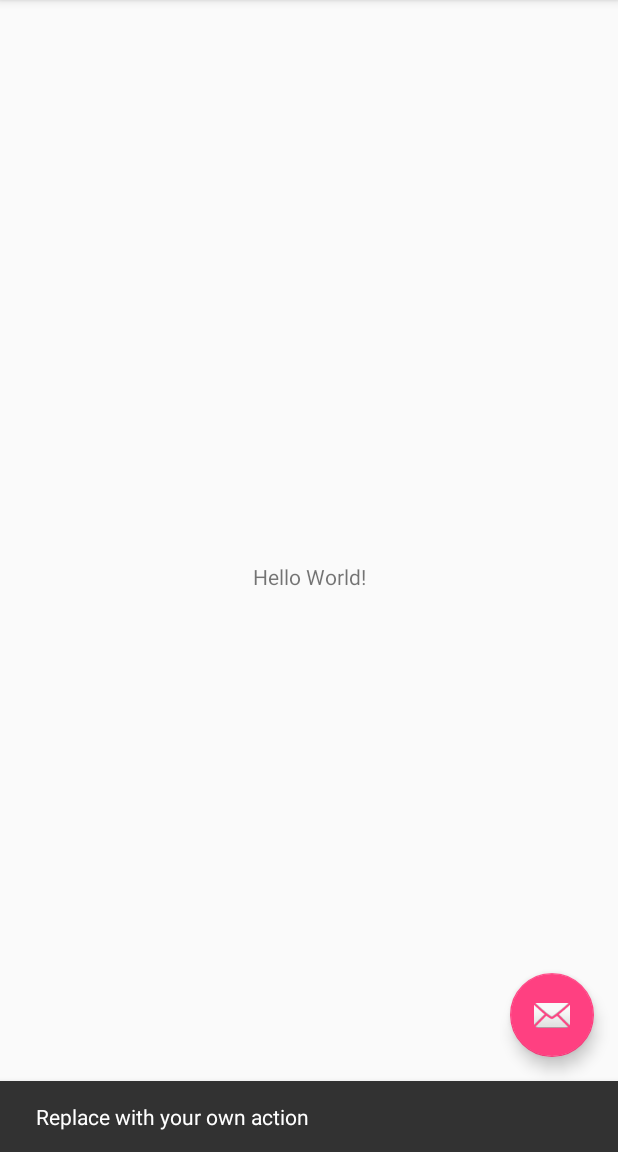
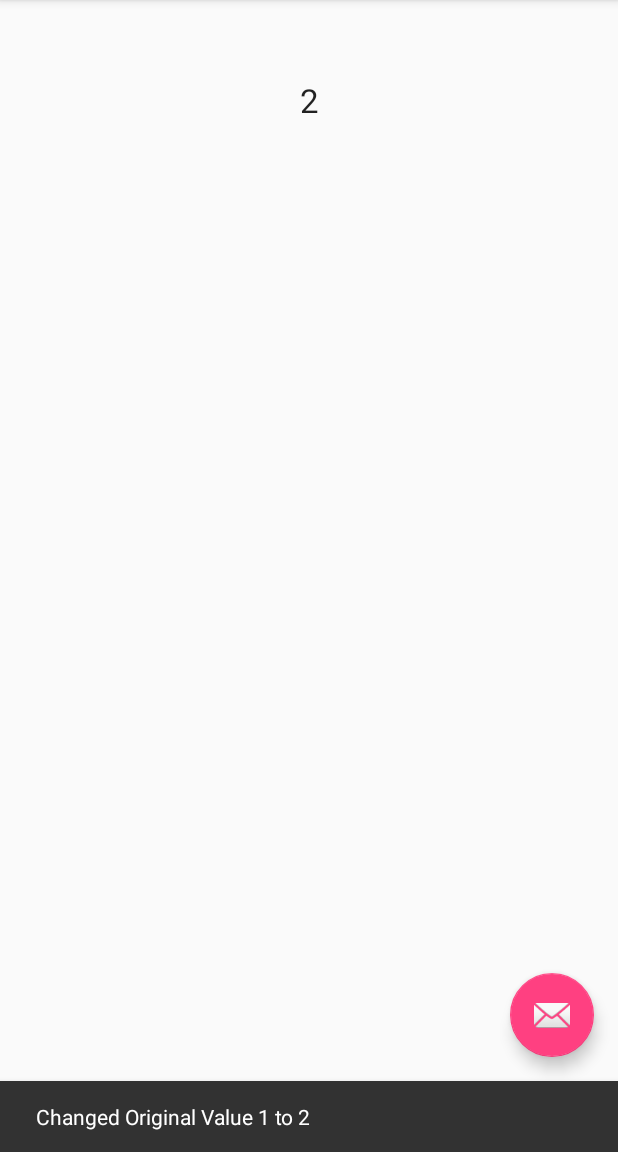
Before and after one commit to rbgautam/AndroidProgramming, an Android app: the screen it shows after launch (MainActivity), after a tap on an icon or button, on a phone screen of 412 x 824 dp, the part 84-1236 px from its top. Run offline under Robolectric (Android 15) with nearby library versions, the phone set to English and light mode, and no system bars.

Commit message:
Final Commit for First APP

```diff
--- a/FristApp/app/src/main/java/com/firstapp/rgautam/firstapp/MainActivity.java
+++ b/FristApp/app/src/main/java/com/firstapp/rgautam/firstapp/MainActivity.java
@@ -8,6 +8,7 @@ import android.support.v7.widget.Toolbar;
 import android.view.View;
 import android.view.Menu;
 import android.view.MenuItem;
+import android.widget.TextView;
 
 public class MainActivity extends AppCompatActivity {
 
@@ -22,7 +23,13 @@ public class MainActivity extends AppCompatActivity {
         fab.setOnClickListener(new View.OnClickListener() {
             @Override
             public void onClick(View view) {
-                Snackbar.make(view, "Replace with your own action", Snackbar.LENGTH_LONG)
+                TextView textValue = (TextView) findViewById(R.id.text_value);
+                String stringValue =  textValue.getText().toString();
+                int originalValue = Integer.parseInt(stringValue);
+                int doubleValue = MyWorker.doubleTheValue(originalValue);
+                textValue.setText(Integer.toString(doubleValue));
+
+                Snackbar.make(view, "Changed Original Value " + stringValue +" to "+ Integer.toString(doubleValue) , Snackbar.LENGTH_LONG)
                         .setAction("Action", null).show();
             }
         });
--- /dev/null
+++ b/FristApp/app/src/main/java/com/firstapp/rgautam/firstapp/MyWorker.java
@@ -0,0 +1,11 @@
+package com.firstapp.rgautam.firstapp;
+
+/**
+ * Created by Deltaman on 11/23/17.
+ */
+
+public class MyWorker {
+    public static int doubleTheValue(int value){
+        return 2*value;
+    }
+}
--- a/FristApp/app/src/main/res/layout/content_main.xml
+++ b/FristApp/app/src/main/res/layout/content_main.xml
@@ -9,12 +9,17 @@
     tools:showIn="@layout/activity_main">
 
     <TextView
-        android:layout_width="wrap_content"
+        android:id="@+id/text_value"
+        android:layout_width="match_parent"
         android:layout_height="wrap_content"
-        android:text="Hello World!"
+        android:text="1"
+        android:textAlignment="center"
+        android:textAppearance="@android:style/TextAppearance.Material.Large"
         app:layout_constraintBottom_toBottomOf="parent"
+        app:layout_constraintHorizontal_bias="0.06"
         app:layout_constraintLeft_toLeftOf="parent"
         app:layout_constraintRight_toRightOf="parent"
-        app:layout_constraintTop_toTopOf="parent" />
+        app:layout_constraintTop_toTopOf="parent"
+        app:layout_constraintVertical_bias="0.07" />
 
 </android.support.constraint.ConstraintLayout>
```
